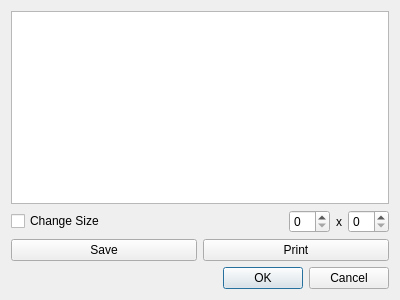
First picture: the form in printshowdialog.ui, repository timsterzel/Ultimate-Label, before the edit.
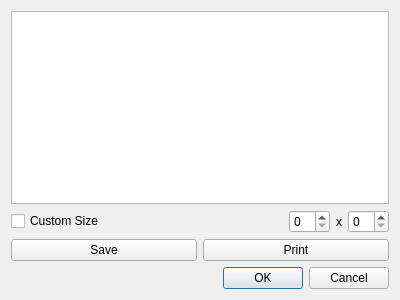
Second picture: the form after the edit.

Commit message: Add tab for printing labels, extends manual and translate gui to german

Patch:
```diff
--- a/printshowdialog.ui
+++ b/printshowdialog.ui
@@ -22,7 +22,7 @@
      <item>
       <widget class="QCheckBox" name="checkBox_customSize">
        <property name="text">
-        <string>Change Size</string>
+        <string>Custom Size</string>
        </property>
       </widget>
      </item>
```
The commit also changes 6 other files.
